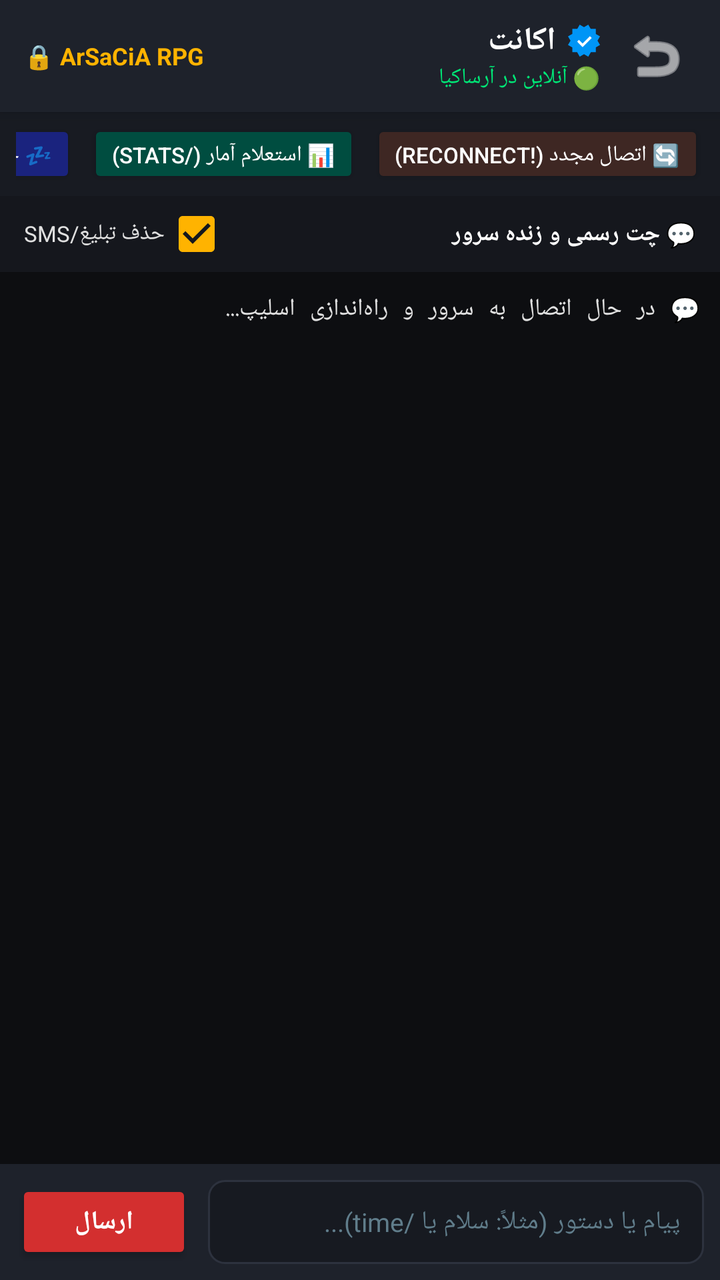
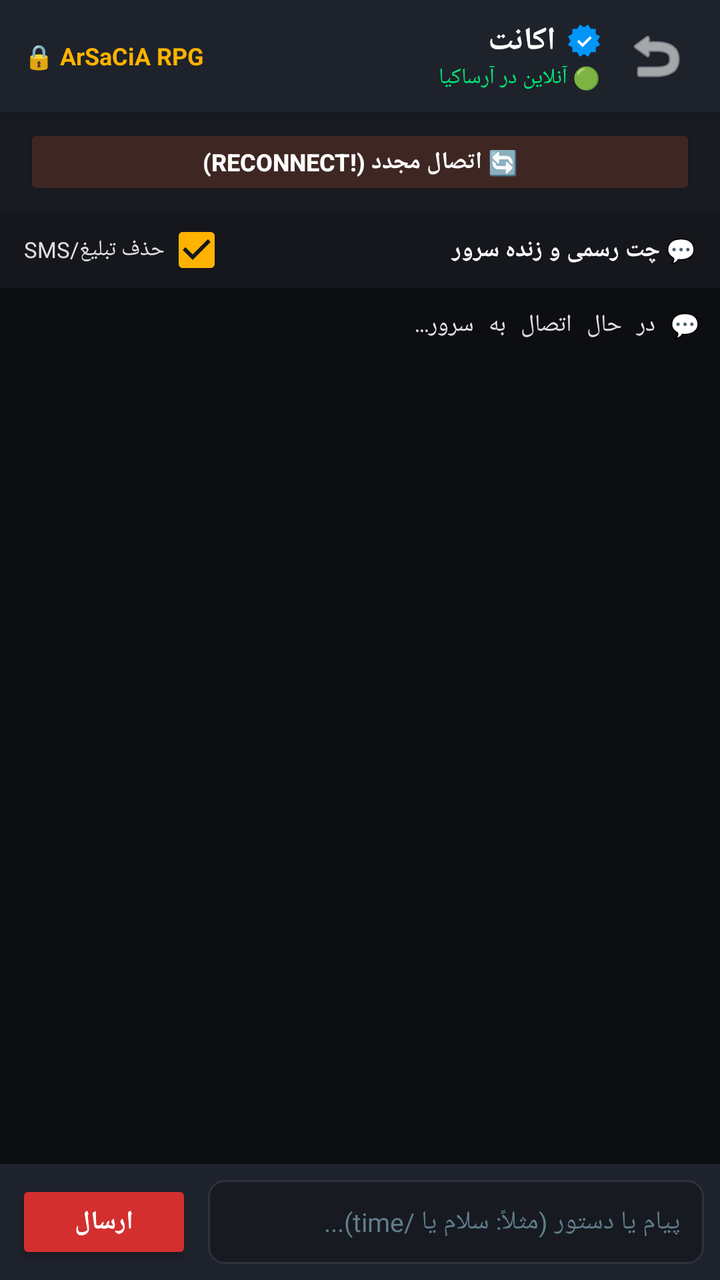

Two renders of the same Android screen: before a commit and after it. Below are the layout's source before the change and the commit's diff.
<!-- AndroidManifest.xml: application theme Theme.AGRak -->
<!-- res/layout/activity_chat.xml -->
<?xml version="1.0" encoding="utf-8"?>
<LinearLayout xmlns:android="http://schemas.android.com/apk/res/android"
    xmlns:app="http://schemas.android.com/apk/res-auto"
    android:layout_width="match_parent"
    android:layout_height="match_parent"
    android:background="@color/bg_dark"
    android:orientation="vertical"
    android:layoutDirection="rtl">

    
    <androidx.cardview.widget.CardView
        android:layout_width="match_parent"
        android:layout_height="wrap_content"
        app:cardBackgroundColor="@color/card_dark"
        app:cardCornerRadius="0dp"
        app:cardElevation="4dp">

        <LinearLayout
            android:layout_width="match_parent"
            android:layout_height="56dp"
            android:gravity="center_vertical"
            android:orientation="horizontal"
            android:paddingHorizontal="12dp">

            <ImageButton
                android:id="@+id/btnBack"
                android:layout_width="40dp"
                android:layout_height="40dp"
                android:background="?attr/selectableItemBackgroundBorderless"
                android:src="@android:drawable/ic_menu_revert"
                android:tint="@color/text_white"
                android:contentDescription="بازگشت" />

            <LinearLayout
                android:layout_width="0dp"
                android:layout_height="wrap_content"
                android:layout_marginStart="8dp"
                android:layout_weight="1"
                android:orientation="vertical">

                <LinearLayout
                    android:layout_width="wrap_content"
                    android:layout_height="wrap_content"
                    android:gravity="center_vertical"
                    android:orientation="horizontal">

                    <ImageView
                        android:layout_width="16dp"
                        android:layout_height="16dp"
                        android:layout_marginEnd="6dp"
                        android:src="@drawable/ic_instagram_verified"
                        android:contentDescription="تیک آبی" />

                    <TextView
                        android:id="@+id/tvChatAccountName"
                        android:layout_width="wrap_content"
                        android:layout_height="wrap_content"
                        android:text="اکانت"
                        android:textColor="@color/text_white"
                        android:textSize="16sp"
                        android:textStyle="bold" />
                </LinearLayout>

                <TextView
                    android:id="@+id/tvChatStatus"
                    android:layout_width="wrap_content"
                    android:layout_height="wrap_content"
                    android:text="🟢 آنلاین در آرساکیا"
                    android:textColor="@color/status_green"
                    android:textSize="11sp" />
            </LinearLayout>

            
            <TextView
                android:layout_width="wrap_content"
                android:layout_height="wrap_content"
                android:text="🔒 ArSaCiA RPG"
                android:textColor="@color/accent_gold"
                android:textSize="12sp"
                android:textStyle="bold" />

        </LinearLayout>
    </androidx.cardview.widget.CardView>

    
    <HorizontalScrollView
        android:layout_width="match_parent"
        android:layout_height="wrap_content"
        android:background="#181B22"
        android:paddingVertical="4dp"
        android:paddingHorizontal="8dp"
        android:scrollbars="none">

        <LinearLayout
            android:layout_width="wrap_content"
            android:layout_height="wrap_content"
            android:orientation="horizontal">

            <Button
                android:id="@+id/btnQuickReconnect"
                android:layout_width="wrap_content"
                android:layout_height="34dp"
                android:layout_marginEnd="6dp"
                android:backgroundTint="#3E2723"
                android:text="🔄 اتصال مجدد (!reconnect)"
                android:textColor="@color/text_white"
                android:textSize="11sp" />

            <Button
                android:id="@+id/btnQuickStats"
                android:layout_width="wrap_content"
                android:layout_height="34dp"
                android:layout_marginEnd="6dp"
                android:backgroundTint="#004D40"
                android:text="📊 استعلام آمار (/stats)"
                android:textColor="@color/text_white"
                android:textSize="11sp" />

            <Button
                android:id="@+id/btnQuickSleep"
                android:layout_width="wrap_content"
                android:layout_height="34dp"
                android:backgroundTint="#1A237E"
                android:text="💤 حالت خواب (/sleep)"
                android:textColor="@color/text_white"
                android:textSize="11sp" />
        </LinearLayout>
    </HorizontalScrollView>

    
    <LinearLayout
        android:layout_width="match_parent"
        android:layout_height="38dp"
        android:background="#15171D"
        android:gravity="center_vertical"
        android:orientation="horizontal"
        android:paddingHorizontal="12dp">

        <TextView
            android:layout_width="0dp"
            android:layout_height="wrap_content"
            android:layout_weight="1"
            android:text="💬 چت رسمی و زنده سرور"
            android:textColor="@color/text_white"
            android:textStyle="bold"
            android:textSize="12sp" />

        <CheckBox
            android:id="@+id/cbFilterSmsAds"
            android:layout_width="wrap_content"
            android:layout_height="34dp"
            android:checked="true"
            android:buttonTint="@color/accent_gold"
            android:text="حذف تبلیغ/SMS"
            android:textColor="#E0E0E0"
            android:textSize="11sp" />

    </LinearLayout>

    
    <ScrollView
        android:id="@+id/scrollConsole"
        android:layout_width="match_parent"
        android:layout_height="0dp"
        android:layout_weight="1"
        android:background="#0D0E11"
        android:padding="10dp"
        android:fillViewport="true"
        android:descendantFocusability="blocksDescendants">

        <TextView
            android:id="@+id/tvConsoleLogs"
            android:layout_width="match_parent"
            android:layout_height="wrap_content"
            android:textColor="#E0E0E0"
            android:textSize="12sp"
            android:typeface="monospace"
            android:focusable="false"
            android:focusableInTouchMode="false"
            android:text="💬 در حال اتصال به سرور و راه‌اندازی اسلیپ...\n" />
    </ScrollView>

    
    <androidx.cardview.widget.CardView
        android:layout_width="match_parent"
        android:layout_height="wrap_content"
        app:cardBackgroundColor="@color/card_dark"
        app:cardCornerRadius="0dp"
        app:cardElevation="8dp">

        <LinearLayout
            android:layout_width="match_parent"
            android:layout_height="wrap_content"
            android:gravity="center_vertical"
            android:orientation="horizontal"
            android:padding="8dp">

            <EditText
                android:id="@+id/etChatMessage"
                android:layout_width="0dp"
                android:layout_height="42dp"
                android:layout_weight="1"
                android:background="@drawable/bg_input_field"
                android:hint="پیام یا دستور (مثلاً: سلام یا /time)..."
                android:textColorHint="@color/text_hint"
                android:textColor="@color/text_white"
                android:textSize="13sp"
                android:paddingHorizontal="12dp"
                android:singleLine="true" />

            <Button
                android:id="@+id/btnSendMessage"
                android:layout_width="wrap_content"
                android:layout_height="42dp"
                android:layout_marginStart="8dp"
                android:backgroundTint="@color/primary_red"
                android:text="@string/send"
                android:textColor="@color/text_white"
                android:textStyle="bold"
                android:textSize="13sp" />

        </LinearLayout>
    </androidx.cardview.widget.CardView>

</LinearLayout>
<!-- resources referenced by this layout -->
<resources>
  <color name="accent_gold">#FFB300</color>
  <color name="bg_dark">#121418</color>
  <color name="card_dark">#1E222B</color>
  <color name="primary_red">#D32F2F</color>
  <color name="status_green">#00E676</color>
  <color name="text_hint">#607D8B</color>
  <color name="text_white">#FFFFFF</color>
  <!-- drawable bg_input_field (drawable) -->
  <?xml version="1.0" encoding="utf-8"?>
  <shape xmlns:android="http://schemas.android.com/apk/res/android"
      android:shape="rectangle">
      <solid android:color="#171A21" />
      <stroke
          android:width="1dp"
          android:color="@color/card_stroke" />
      <corners android:radius="8dp" />
  </shape>
  <!-- drawable ic_instagram_verified (drawable) -->
  <vector xmlns:android="http://schemas.android.com/apk/res/android"
      android:width="20dp"
      android:height="20dp"
      android:viewportWidth="40"
      android:viewportHeight="40">
      <path
          android:fillColor="#0095F6"
          android:pathData="M19.998,3.094 L14.638,0 l-2.972,5.15 H5.432 v6.354 L0,14.64 3.094,20 0,25.359 l5.432,3.137 v5.905 h5.975 L14.638,40 l5.36,-3.094 L25.358,40 l3.232,-5.6 h6.162 v-6.01 L40,25.359 36.905,20 40,14.641 l-5.248,-3.03 v-6.46 h-6.419 L25.358,0 l-5.36,3.094 Z" />
      <path
          android:fillColor="#FFFFFF"
          android:pathData="M27.413,14.319 l2.254,2.287 -11.43,11.5 -6.835,-6.93 2.244,-2.258 4.587,4.581 9.18,-9.18 Z" />
  </vector>
  <string name="send">ارسال</string>
  <style name="Theme.AGRak" parent="Theme.AppCompat.DayNight.NoActionBar">
          <item name="colorPrimary">@color/primary_red</item>
          <item name="colorPrimaryDark">@color/primary_red_dark</item>
          <item name="colorAccent">@color/accent_gold</item>
          <item name="android:windowBackground">@color/bg_dark</item>
          <item name="android:statusBarColor">#0A0B0E</item>
          <item name="android:navigationBarColor">#0A0B0E</item>
      </style>
  <color name="card_stroke">#2D323E</color>
  <color name="primary_red_dark">#9A0007</color>
</resources>

<!-- the commit's change to res/layout/activity_chat.xml (unified diff, before → after) -->
@@ -83,49 +83,26 @@
     </androidx.cardview.widget.CardView>
 
     
-    <HorizontalScrollView
+    <LinearLayout
         android:layout_width="match_parent"
         android:layout_height="wrap_content"
         android:background="#181B22"
-        android:paddingVertical="4dp"
-        android:paddingHorizontal="8dp"
-        android:scrollbars="none">
-
-        <LinearLayout
-            android:layout_width="wrap_content"
-            android:layout_height="wrap_content"
-            android:orientation="horizontal">
-
-            <Button
-                android:id="@+id/btnQuickReconnect"
-                android:layout_width="wrap_content"
-                android:layout_height="34dp"
-                android:layout_marginEnd="6dp"
-                android:backgroundTint="#3E2723"
-                android:text="🔄 اتصال مجدد (!reconnect)"
-                android:textColor="@color/text_white"
-                android:textSize="11sp" />
-
-            <Button
-                android:id="@+id/btnQuickStats"
-                android:layout_width="wrap_content"
-                android:layout_height="34dp"
-                android:layout_marginEnd="6dp"
-                android:backgroundTint="#004D40"
-                android:text="📊 استعلام آمار (/stats)"
-                android:textColor="@color/text_white"
-                android:textSize="11sp" />
-
-            <Button
-                android:id="@+id/btnQuickSleep"
-                android:layout_width="wrap_content"
-                android:layout_height="34dp"
-                android:backgroundTint="#1A237E"
-                android:text="💤 حالت خواب (/sleep)"
-                android:textColor="@color/text_white"
-                android:textSize="11sp" />
-        </LinearLayout>
-    </HorizontalScrollView>
+        android:paddingTop="6dp"
+        android:paddingBottom="6dp"
+        android:paddingLeft="12dp"
+        android:paddingRight="12dp"
+        android:orientation="horizontal">
+
+        <Button
+            android:id="@+id/btnQuickReconnect"
+            android:layout_width="match_parent"
+            android:layout_height="38dp"
+            android:backgroundTint="#3E2723"
+            android:text="🔄 اتصال مجدد (!reconnect)"
+            android:textColor="@color/text_white"
+            android:textStyle="bold"
+            android:textSize="12sp" />
+    </LinearLayout>
 
     
     <LinearLayout
@@ -177,7 +154,7 @@
             android:typeface="monospace"
             android:focusable="false"
             android:focusableInTouchMode="false"
-            android:text="💬 در حال اتصال به سرور و راه‌اندازی اسلیپ...\n" />
+            android:text="💬 در حال اتصال به سرور...\n" />
     </ScrollView>
 
     
